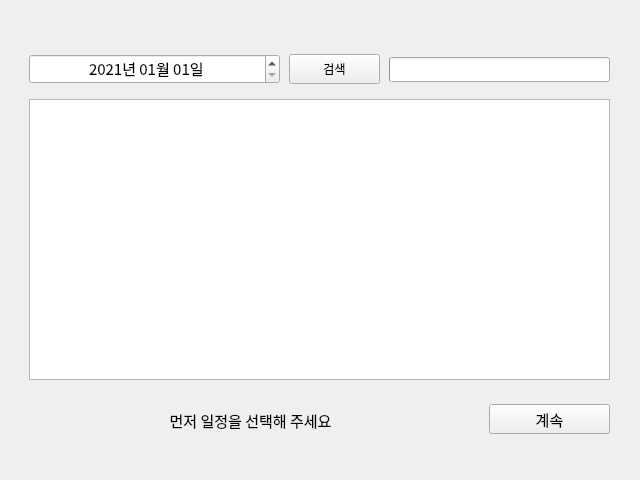
Qt form view/mainWindow.ui (young-yeon/Reservation-Macro) before a commit.
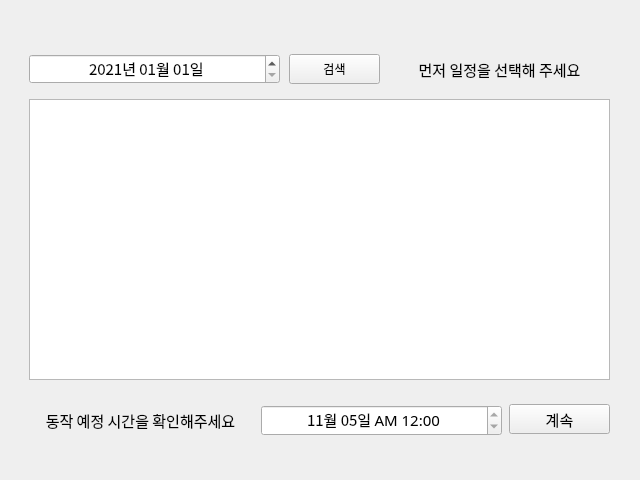
The same form after that commit.

Commit message: Add macro function (time sync, threading, etc...)

The edit to the form file:
```diff
--- a/view/mainWindow.ui
+++ b/view/mainWindow.ui
@@ -114,27 +114,42 @@
    <widget class="QWidget" name="gridLayoutWidget_3">
     <property name="geometry">
      <rect>
-      <x>30</x>
+      <x>261</x>
       <y>400</y>
-      <width>441</width>
+      <width>241</width>
       <height>41</height>
      </rect>
     </property>
     <layout class="QGridLayout" name="gridLayout_4">
      <item row="0" column="0">
-      <widget class="QLabel" name="choice">
+      <widget class="QTimeEdit" name="targetTime">
+       <property name="minimumSize">
+        <size>
+         <width>0</width>
+         <height>30</height>
+        </size>
+       </property>
        <property name="font">
         <font>
          <family>돋움</family>
          <pointsize>11</pointsize>
+         <weight>50</weight>
+         <bold>false</bold>
         </font>
        </property>
-       <property name="text">
-        <string>먼저 일정을 선택해 주세요</string>
-       </property>
        <property name="alignment">
         <set>Qt::AlignCenter</set>
        </property>
+       <property name="minimumDate">
+        <date>
+         <year>2000</year>
+         <month>11</month>
+         <day>5</day>
+        </date>
+       </property>
+       <property name="displayFormat">
+        <string>MM월 dd일 AP h:mm</string>
+       </property>
       </widget>
      </item>
     </layout>
@@ -142,9 +157,9 @@
    <widget class="QWidget" name="gridLayoutWidget_4">
     <property name="geometry">
      <rect>
-      <x>489</x>
+      <x>509</x>
       <y>399</y>
-      <width>121</width>
+      <width>101</width>
       <height>41</height>
      </rect>
     </property>
@@ -218,12 +233,46 @@
     </property>
     <layout class="QGridLayout" name="gridLayout_6">
      <item row="0" column="0">
-      <widget class="QProgressBar" name="progressBar">
-       <property name="value">
-        <number>0</number>
+      <widget class="QLabel" name="choice">
+       <property name="font">
+        <font>
+         <family>돋움</family>
+         <pointsize>11</pointsize>
+        </font>
        </property>
-       <property name="textVisible">
-        <bool>false</bool>
+       <property name="text">
+        <string>먼저 일정을 선택해 주세요</string>
+       </property>
+       <property name="alignment">
+        <set>Qt::AlignCenter</set>
+       </property>
+      </widget>
+     </item>
+    </layout>
+   </widget>
+   <widget class="QWidget" name="gridLayoutWidget_7">
+    <property name="geometry">
+     <rect>
+      <x>30</x>
+      <y>400</y>
+      <width>221</width>
+      <height>41</height>
+     </rect>
+    </property>
+    <layout class="QGridLayout" name="gridLayout_7">
+     <item row="0" column="0">
+      <widget class="QLabel" name="choice_2">
+       <property name="font">
+        <font>
+         <family>돋움</family>
+         <pointsize>11</pointsize>
+        </font>
+       </property>
+       <property name="text">
+        <string>동작 예정 시간을 확인해주세요</string>
+       </property>
+       <property name="alignment">
+        <set>Qt::AlignCenter</set>
        </property>
       </widget>
      </item>
```
The commit also changes 4 other files.
